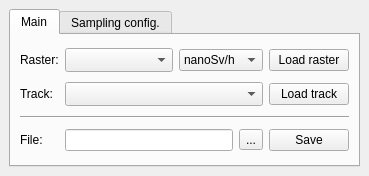
First picture: the form in ground_radiation_monitoring_dockwidget_base.ui, repository ctu-geoforall-lab-projects/bp-kala-2017, before the edit.
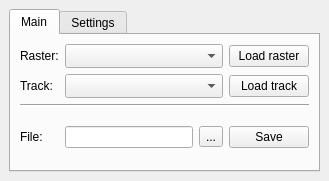
Second picture: the form after the edit. The open tabs and pages were chosen to show the change. Custom widgets are drawn as their Qt base class.

Commit message: Changed title of table widget, aligning widget to the top. (see #4)

Diff of the .ui file:
```diff
--- a/ground_radiation_monitoring_dockwidget_base.ui
+++ b/ground_radiation_monitoring_dockwidget_base.ui
@@ -6,16 +6,10 @@
    <rect>
     <x>0</x>
     <y>0</y>
-    <width>369</width>
-    <height>176</height>
+    <width>329</width>
+    <height>181</height>
    </rect>
   </property>
-  <property name="maximumSize">
-   <size>
-    <width>524287</width>
-    <height>176</height>
-   </size>
-  </property>
   <property name="windowTitle">
    <string>Ground Radiation Monitoring</string>
   </property>
@@ -38,7 +32,7 @@
           </property>
          </widget>
         </item>
-        <item row="0" column="1">
+        <item row="0" column="1" colspan="2">
          <widget class="QgsMapLayerComboBox" name="raster_box">
           <property name="sizePolicy">
            <sizepolicy hsizetype="Expanding" vsizetype="Fixed">
@@ -51,31 +45,7 @@
           </property>
          </widget>
         </item>
-        <item row="0" column="2" colspan="2">
-         <widget class="QComboBox" name="unit_box">
-          <item>
-           <property name="text">
-            <string>nanoSv/h</string>
-           </property>
-          </item>
-          <item>
-           <property name="text">
-            <string>microSv/h</string>
-           </property>
-          </item>
-          <item>
-           <property name="text">
-            <string>nanoGy/h</string>
-           </property>
-          </item>
-          <item>
-           <property name="text">
-            <string>microGy/h</string>
-           </property>
-          </item>
-         </widget>
-        </item>
-        <item row="0" column="4">
+        <item row="0" column="3">
          <widget class="QPushButton" name="load_raster">
           <property name="text">
            <string>Load raster</string>
@@ -89,69 +59,100 @@
           </property>
          </widget>
         </item>
-        <item row="1" column="4">
+        <item row="1" column="1" colspan="2">
+         <widget class="QgsMapLayerComboBox" name="track_box">
+          <property name="sizePolicy">
+           <sizepolicy hsizetype="Expanding" vsizetype="Fixed">
+            <horstretch>0</horstretch>
+            <verstretch>0</verstretch>
+           </sizepolicy>
+          </property>
+          <property name="sizeAdjustPolicy">
+           <enum>QComboBox::AdjustToMinimumContentsLengthWithIcon</enum>
+          </property>
+         </widget>
+        </item>
+        <item row="1" column="3">
          <widget class="QPushButton" name="load_track">
           <property name="text">
            <string>Load track</string>
           </property>
          </widget>
         </item>
-        <item row="2" column="0" colspan="5">
+        <item row="2" column="0" colspan="4">
          <widget class="Line" name="line">
           <property name="orientation">
            <enum>Qt::Horizontal</enum>
           </property>
          </widget>
         </item>
-        <item row="3" column="0">
+        <item row="3" column="0" rowspan="3">
          <widget class="QLabel" name="file_label">
           <property name="text">
            <string>File:</string>
           </property>
          </widget>
         </item>
-        <item row="3" column="3">
-         <widget class="QToolButton" name="dir_button">
-          <property name="text">
-           <string>...</string>
-          </property>
-         </widget>
-        </item>
-        <item row="3" column="4">
-         <widget class="QPushButton" name="save_button">
-          <property name="text">
-           <string>Save</string>
-          </property>
-         </widget>
-        </item>
-        <item row="1" column="1" colspan="3">
-         <widget class="QgsMapLayerComboBox" name="track_box">
-          <property name="sizePolicy">
-           <sizepolicy hsizetype="Expanding" vsizetype="Fixed">
-            <horstretch>0</horstretch>
-            <verstretch>0</verstretch>
-           </sizepolicy>
-          </property>
-          <property name="sizeAdjustPolicy">
-           <enum>QComboBox::AdjustToMinimumContentsLengthWithIcon</enum>
-          </property>
-         </widget>
-        </item>
-        <item row="3" column="1" colspan="2">
+        <item row="3" column="1" rowspan="3">
          <widget class="QLineEdit" name="save_file">
           <property name="readOnly">
            <bool>true</bool>
           </property>
          </widget>
         </item>
+        <item row="4" column="3">
+         <widget class="QPushButton" name="save_button">
+          <property name="text">
+           <string>Save</string>
+          </property>
+         </widget>
+        </item>
+        <item row="4" column="2">
+         <widget class="QToolButton" name="dir_button">
+          <property name="text">
+           <string>...</string>
+          </property>
+         </widget>
+        </item>
        </layout>
       </widget>
       <widget class="QWidget" name="config">
        <attribute name="title">
-        <string>Sampling config.</string>
+        <string>Settings</string>
        </attribute>
        <layout class="QGridLayout" name="gridLayout_3">
         <item row="0" column="0">
+         <widget class="QLabel" name="label_3">
+          <property name="text">
+           <string>Dose rate units:</string>
+          </property>
+         </widget>
+        </item>
+        <item row="0" column="1">
+         <widget class="QComboBox" name="unit_box">
+          <item>
+           <property name="text">
+            <string>nanoSv/h</string>
+           </property>
+          </item>
+          <item>
+           <property name="text">
+            <string>microSv/h</string>
+           </property>
+          </item>
+          <item>
+           <property name="text">
+            <string>nanoGy/h</string>
+           </property>
+          </item>
+          <item>
+           <property name="text">
+            <string>microGy/h</string>
+           </property>
+          </item>
+         </widget>
+        </item>
+        <item row="1" column="0">
          <widget class="QLabel" name="label">
           <property name="text">
            <string>Distance between track vertices:</string>
```
Left out of the diff: 19 changed lines with no effect on the pictures.
